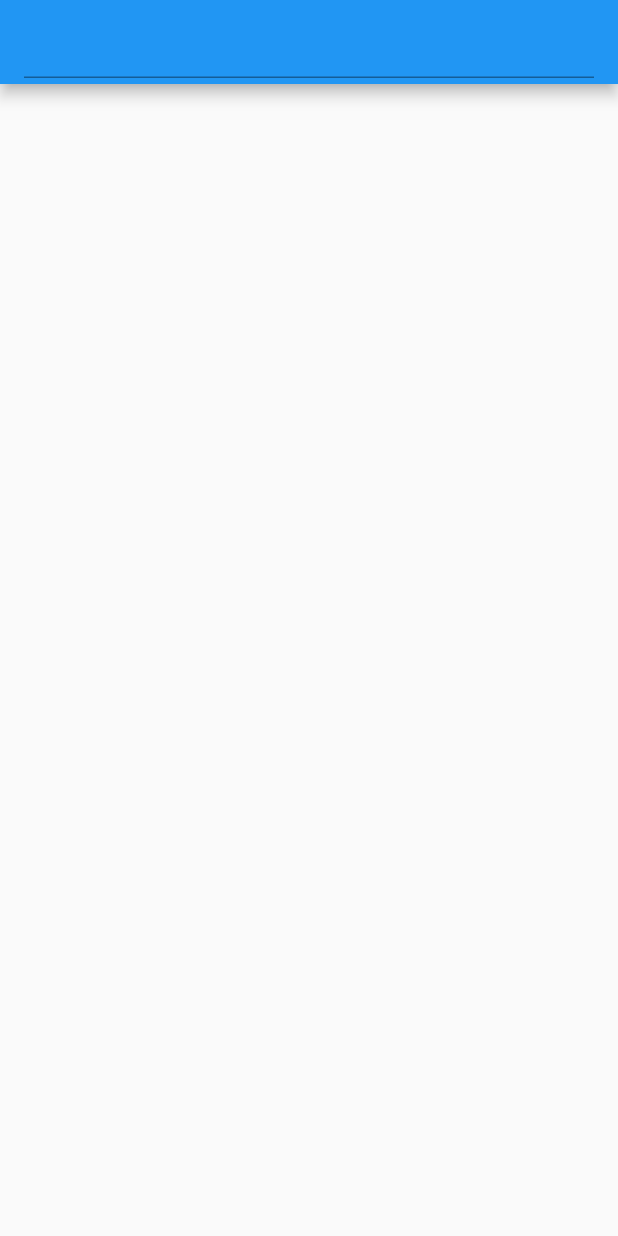
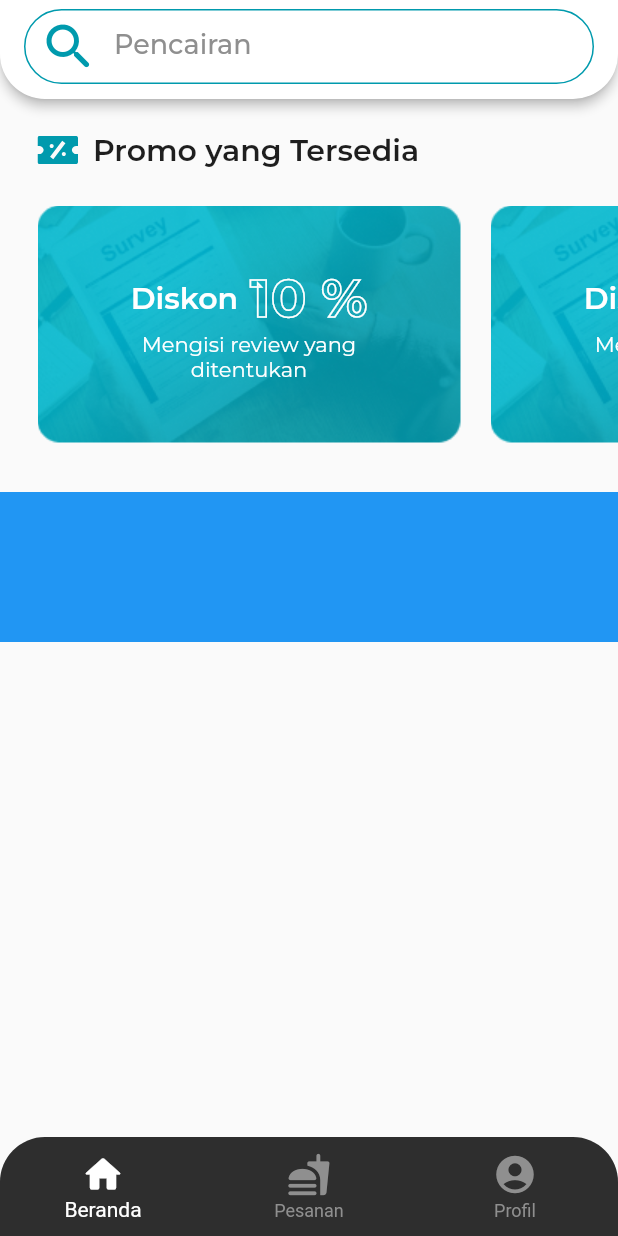
Before and after one commit to dhimas-pixel/train_venturo, a Flutter app: the HomeMobileBody screen opened directly, on a phone screen of 412 x 824 dp. Run offline on Flutter 3.47's test engine with Material 2 defaults, Android fonts, the light colour scheme and no system bars; our stand-ins replace flutter_svg, get; project files that could hold a hidden picture were left out.

Commit message:
Slicing UI Menu (In Progress)

```diff
--- a/lib/config/routes/mymiddleware.dart
+++ b/lib/config/routes/mymiddleware.dart
@@ -1,8 +1,8 @@
 import 'package:get/get.dart';
 import 'package:train_venturo/config/routes/name_routes.dart';
-import 'package:train_venturo/modules/features/home/view/ui/home_view.dart';
 import 'package:train_venturo/modules/features/login/view/ui/login_view.dart';
 
+import '../../modules/features/home/ui/home_view.dart';
 import '../../modules/features/location/view/ui/location_view.dart';
 
 appRoutes() => [
--- /dev/null
+++ b/lib/modules/features/home/components/app_bar_home.dart
@@ -0,0 +1,61 @@
+import 'package:flutter/material.dart';
+
+import '../../../../../config/themes/color.dart';
+
+class AppBarHome extends StatelessWidget implements PreferredSizeWidget {
+  const AppBarHome({
+    Key? key,
+  }) : super(key: key);
+
+  @override
+  Size get preferredSize => const Size.fromHeight(66);
+
+  @override
+  Widget build(BuildContext context) {
+    return AppBar(
+      title: const Padding(
+        padding: EdgeInsets.only(top: 6),
+        child: SizedBox(
+          height: 50,
+          child: TextField(
+            cursorColor: kPrimaryColor,
+            decoration: InputDecoration(
+              hintText: "Pencairan",
+              hintStyle: TextStyle(
+                color: kGreyColor,
+                height: 2.7,
+                fontFamily: "Montserrat",
+                fontSize: 18,
+                fontWeight: FontWeight.w500,
+              ),
+              prefixIcon: Padding(
+                padding: EdgeInsets.symmetric(horizontal: 10),
+                child: Icon(
+                  Icons.search_rounded,
+                  color: kSecondaryColor,
+                  size: 40,
+                ),
+              ),
+              fillColor: Colors.transparent,
+              enabledBorder: OutlineInputBorder(
+                borderSide: BorderSide(color: kSecondaryColor),
+                borderRadius: BorderRadius.all(Radius.circular(30)),
+              ),
+              focusedBorder: OutlineInputBorder(
+                borderSide: BorderSide(color: kPrimaryColor),
+                borderRadius: BorderRadius.all(Radius.circular(30)),
+              ),
+            ),
+          ),
+        ),
+      ),
+      backgroundColor: kWhiteColor,
+      elevation: 3,
+      shape: const RoundedRectangleBorder(
+        borderRadius: BorderRadius.vertical(
+          bottom: Radius.circular(30),
+        ),
+      ),
+    );
+  }
+}
--- /dev/null
+++ b/lib/modules/features/home/components/icon_navbar_home.dart
@@ -0,0 +1,17 @@
+import 'package:flutter/material.dart';
+
+class IconHomeBar extends StatelessWidget {
+  final IconData icon;
+  const IconHomeBar({
+    Key? key,
+    required this.icon,
+  }) : super(key: key);
+
+  @override
+  Widget build(BuildContext context) {
+    return Icon(
+      icon,
+      size: 30,
+    );
+  }
+}
--- /dev/null
+++ b/lib/modules/features/home/ui/home_mobile_body.dart
@@ -0,0 +1,85 @@
+import 'package:flutter/material.dart';
+import 'package:train_venturo/config/themes/color.dart';
+
+import '../../menu/view/ui/menu_view.dart';
+import '../components/app_bar_home.dart';
+import '../components/icon_navbar_home.dart';
+
+class HomeMobileBody extends StatefulWidget {
+  const HomeMobileBody({Key? key}) : super(key: key);
+
+  @override
+  State<HomeMobileBody> createState() => _HomeMobileBodyState();
+}
+
+class _HomeMobileBodyState extends State<HomeMobileBody> {
+  int _selectedIndex = 0;
+  static const TextStyle optionStyle =
+      TextStyle(fontSize: 30, fontWeight: FontWeight.bold);
+  static const List<Widget> _widgetOptions = <Widget>[
+    ManuView(),
+    Text(
+      'Index 1: Business',
+      style: optionStyle,
+    ),
+    Text(
+      'Index 2: School',
+      style: optionStyle,
+    ),
+  ];
+
+  void _onItemTapped(int index) {
+    setState(() {
+      _selectedIndex = index;
+    });
+  }
+
+  @override
+  Widget build(BuildContext context) {
+    return SafeArea(
+      child: Scaffold(
+        appBar: const AppBarHome(),
+        body: Center(
+          child: _widgetOptions.elementAt(_selectedIndex),
+        ),
+        bottomNavigationBar: SizedBox(
+          height: 66,
+          child: ClipRRect(
+            borderRadius: const BorderRadius.only(
+              topLeft: Radius.circular(30.0),
+              topRight: Radius.circular(30.0),
+            ),
+            child: BottomNavigationBar(
+              currentIndex: _selectedIndex,
+              onTap: _onItemTapped,
+              type: BottomNavigationBarType.fixed, // Fixed
+              backgroundColor: kBlackSecondaryColor, // <-- This works for fixed
+              selectedItemColor: kWhiteColor,
+              unselectedItemColor: kGreyColor,
+              items: const <BottomNavigationBarItem>[
+                BottomNavigationBarItem(
+                  icon: IconHomeBar(
+                    icon: Icons.home_rounded,
+                  ),
+                  label: 'Beranda',
+                ),
+                BottomNavigationBarItem(
+                  icon: IconHomeBar(
+                    icon: Icons.fastfood_rounded,
+                  ),
+                  label: 'Pesanan',
+                ),
+                BottomNavigationBarItem(
+                  icon: IconHomeBar(
+                    icon: Icons.account_circle_rounded,
+                  ),
+                  label: 'Profil',
+                ),
+              ],
+            ),
+          ),
+        ),
+      ),
+    );
+  }
+}
--- a/lib/modules/features/home/view/ui/home_view.dart
+++ b/lib/modules/features/home/ui/home_view.dart
@@ -1,7 +1,8 @@
 import 'package:flutter/material.dart';
-import 'package:train_venturo/modules/features/home/view/ui/home_mobile_body.dart';
-import 'package:train_venturo/modules/features/home/view/ui/home_tablet_body.dart';
 import 'package:train_venturo/shared/customs/responsive_layout.dart';
+
+import 'home_mobile_body.dart';
+import 'home_tablet_body.dart';
 
 class HomeView extends StatelessWidget {
   const HomeView({Key? key}) : super(key: key);
--- a/lib/modules/features/home/view/ui/home_mobile_body.dart
+++ /dev/null
@@ -1,14 +0,0 @@
-import 'package:flutter/material.dart';
-
-class HomeMobileBody extends StatelessWidget {
-  const HomeMobileBody({Key? key}) : super(key: key);
-
-  @override
-  Widget build(BuildContext context) {
-    return Scaffold(
-      appBar: AppBar(
-        title: TextField(),
-      ),
-    );
-  }
-}
--- a/lib/modules/features/login/view/ui/login_mobile_body.dart
+++ b/lib/modules/features/login/view/ui/login_mobile_body.dart
@@ -41,7 +41,7 @@ class LoginMobileBody extends StatelessWidget {
                           mainAxisAlignment: MainAxisAlignment.spaceBetween,
                           children: [
                             const PrimaryTextStyle(
-                              size: 22,
+                              size: 20,
                               content: 'Masuk untuk melanjutkan!',
                               fontWeight: FontWeight.w500,
                             ),
--- /dev/null
+++ b/lib/modules/features/menu/view/ui/menu_mobile_body.dart
@@ -0,0 +1,78 @@
+import 'package:flutter/material.dart';
+import 'package:flutter_svg/svg.dart';
+import 'package:train_venturo/constant/common/media_query.dart';
+import 'package:train_venturo/shared/customs/primary_text_style.dart';
+
+import '../../../../../shared/customs/card_promo.dart';
+
+class MenuMobileBody extends StatelessWidget {
+  const MenuMobileBody({Key? key}) : super(key: key);
+
+  @override
+  Widget build(BuildContext context) {
+    return Padding(
+      padding: const EdgeInsets.only(top: 22.0),
+      child: SizedBox(
+        width: double.infinity,
+        height: heightSized(context),
+        child: Column(
+          children: [
+            Padding(
+              padding: const EdgeInsets.only(left: 25.0),
+              child: SizedBox(
+                height: 240,
+                width: double.infinity,
+                child: Column(
+                  crossAxisAlignment: CrossAxisAlignment.start,
+                  children: [
+                    Row(
+                      children: [
+                        SvgPicture.asset(
+                          "assets/svg/ic_voucher.svg",
+                          width: 27,
+                        ),
+                        const Padding(
+                          padding: EdgeInsets.symmetric(horizontal: 10),
+                          child: PrimaryTextStyle(
+                            size: 20,
+                            content: "Promo yang Tersedia",
+                            fontWeight: FontWeight.w600,
+                          ),
+                        ),
+                      ],
+                    ),
+                    Padding(
+                      padding: const EdgeInsets.symmetric(vertical: 25),
+                      child: Row(
+                        children: [
+                          Expanded(
+                            child: SizedBox(
+                              height: 158,
+                              child: ListView.builder(
+                                scrollDirection: Axis.horizontal,
+                                itemBuilder: (ctx, i) {
+                                  return const Padding(
+                                    padding: EdgeInsets.only(right: 20),
+                                    child: CardPromo(),
+                                  );
+                                },
+                              ),
+                            ),
+                          )
+                        ],
+                      ),
+                    ),
+                  ],
+                ),
+              ),
+            ),
+            Container(
+              height: 100,
+              color: Colors.blue,
+            ),
+          ],
+        ),
+      ),
+    );
+  }
+}
--- /dev/null
+++ b/lib/modules/features/menu/view/ui/menu_tablet_body.dart
@@ -0,0 +1,12 @@
+import 'package:flutter/material.dart';
+
+class MenuTabletBody extends StatelessWidget {
+  const MenuTabletBody({Key? key}) : super(key: key);
+
+  @override
+  Widget build(BuildContext context) {
+    return const Center(
+      child: Text("Tablet"),
+    );
+  }
+}
--- /dev/null
+++ b/lib/modules/features/menu/view/ui/menu_view.dart
@@ -0,0 +1,19 @@
+import 'package:flutter/material.dart';
+import 'package:train_venturo/shared/customs/responsive_layout.dart';
+
+import 'menu_mobile_body.dart';
+import 'menu_tablet_body.dart';
+
+class ManuView extends StatelessWidget {
+  const ManuView({Key? key}) : super(key: key);
+
+  @override
+  Widget build(BuildContext context) {
+    return const Scaffold(
+      body: ResponsiveLayout(
+        mobileBody: MenuMobileBody(),
+        tabletBody: MenuTabletBody(),
+      ),
+    );
+  }
+}
--- /dev/null
+++ b/lib/shared/customs/card_promo.dart
@@ -0,0 +1,65 @@
+import 'package:flutter/material.dart';
+import 'package:train_venturo/config/themes/color.dart';
+
+import 'package:train_venturo/shared/customs/primary_text_style.dart';
+
+class CardPromo extends StatelessWidget {
+  const CardPromo({
+    Key? key,
+  }) : super(key: key);
+
+  @override
+  Widget build(BuildContext context) {
+    return Container(
+      width: 282,
+      height: 158,
+      decoration: BoxDecoration(
+        image: const DecorationImage(
+          image: AssetImage('assets/images/bg_promo.png'),
+          fit: BoxFit.cover,
+        ),
+        borderRadius: BorderRadius.circular(10),
+      ),
+      child: Column(
+        mainAxisAlignment: MainAxisAlignment.center,
+        children: [
+          Row(
+            mainAxisAlignment: MainAxisAlignment.center,
+            children: [
+              const PrimaryTextStyle(
+                size: 20,
+                content: "Diskon",
+                color: kWhiteColor,
+                fontWeight: FontWeight.w600,
+              ),
+              Padding(
+                padding: const EdgeInsets.only(left: 8),
+                child: Text(
+                  "10 %",
+                  style: TextStyle(
+                    fontSize: 35,
+                    fontFamily: "Montserrat",
+                    fontWeight: FontWeight.bold,
+                    foreground: Paint()
+                      ..style = PaintingStyle.stroke
+                      ..strokeWidth = 1
+                      ..color = kWhiteColor,
+                  ),
+                ),
+              ),
+            ],
+          ),
+          const SizedBox(
+            width: 150,
+            child: PrimaryTextStyle(
+              size: 14,
+              content: "Mengisi review yang ditentukan",
+              color: kWhiteColor,
+              textAlign: TextAlign.center,
+            ),
+          ),
+        ],
+      ),
+    );
+  }
+}
--- a/lib/shared/customs/primary_text_style.dart
+++ b/lib/shared/customs/primary_text_style.dart
@@ -24,7 +24,7 @@ class PrimaryTextStyle extends StatelessWidget {
       style: TextStyle(
         fontSize: size,
         color: color,
-        fontFamily: 'Poppins',
+        fontFamily: 'Montserrat',
         fontWeight: fontWeight,
       ),
     );
```
Also changed, not shown: assets/images/bg_promo.png (added), assets/svg/ic_voucher.svg (added), lib/modules/features/home/ui/home_tablet_body.dart (renamed from lib/modules/features/home/view/ui/home_tablet_body.dart).
